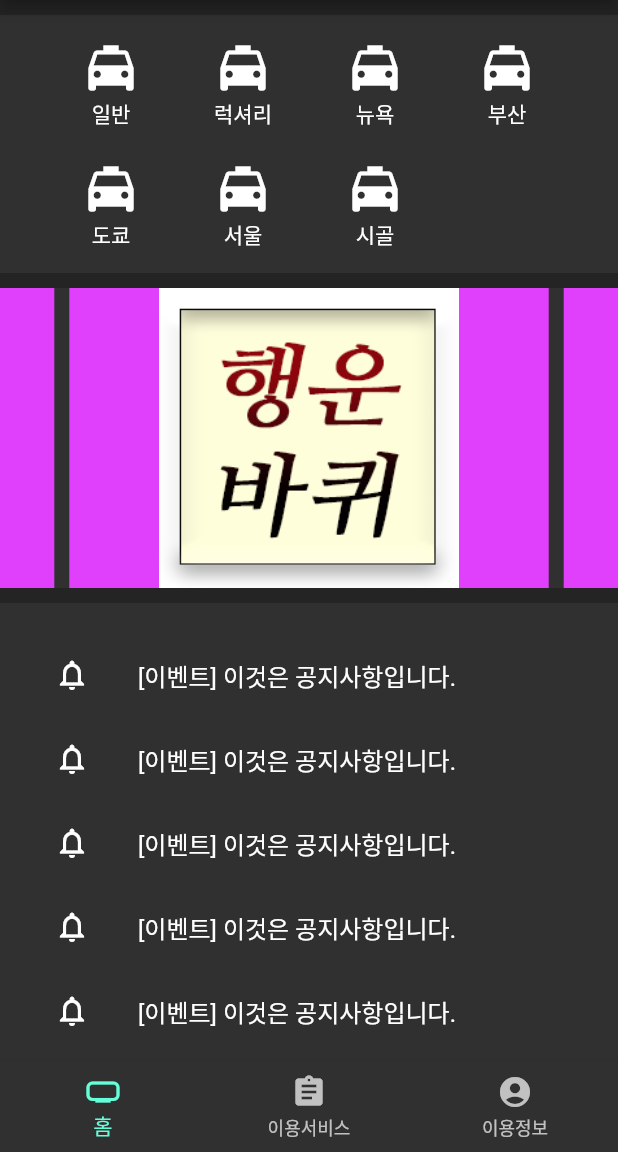
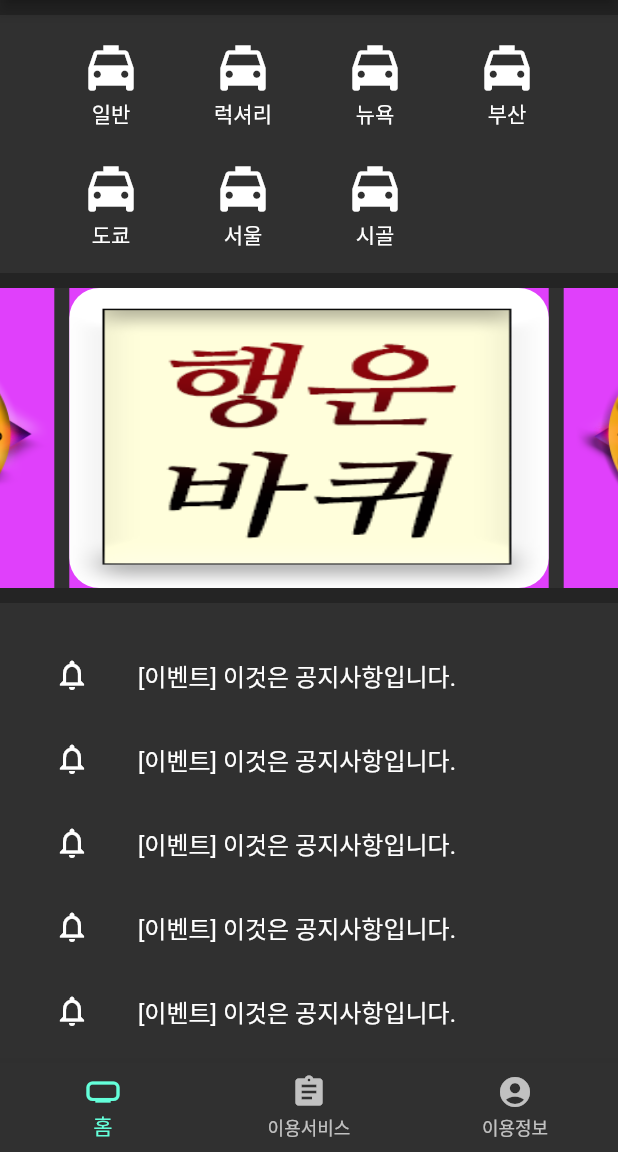
Before and after one commit to paxFortuna/Kakao_demo, a Flutter app: the screen it shows after launch, on a phone screen of 412 x 824 dp, the part 84-1236 px from its top. Run offline on Flutter 3.47's test engine with Material 2 defaults, Android fonts, the phone set to English and light mode, and no system bars; drawn by our look-alikes of carousel_slider.

Commit message:
BoxFit.fill

```diff
--- a/lib/screens/app.dart
+++ b/lib/screens/app.dart
@@ -56,15 +56,15 @@ class _AppState extends State<App> {
             activeIcon: Icon(Icons.assignment_ind_outlined),
           ),
           BottomNavigationBarItem(
-            label: "이용정보",
             icon: Icon(Icons.account_circle),
             activeIcon: Icon(Icons.access_alarm_outlined),
+            label: "이용정보",
           ),
         ],
-
       ),
     );
   }
+
 
   Widget _bodyWidget() {
     switch (_currentPageIndex) {
--- a/lib/screens/home.dart
+++ b/lib/screens/home.dart
@@ -106,7 +106,7 @@ Widget _buildMiddle() {
             borderRadius: BorderRadius.circular(20),
               child: Image.asset(
                 img,
-                fit: BoxFit.fitHeight,
+                fit: BoxFit.fill,
               ),
            ),
         );
--- a/lib/screens/service.dart
+++ b/lib/screens/service.dart
@@ -1,5 +1,4 @@
 import 'package:flutter/material.dart';
-import 'package:kakao_demo/screens/home.dart';
 
 class ServiceScreen extends StatelessWidget {
   const ServiceScreen({Key? key}) : super(key: key);
```
